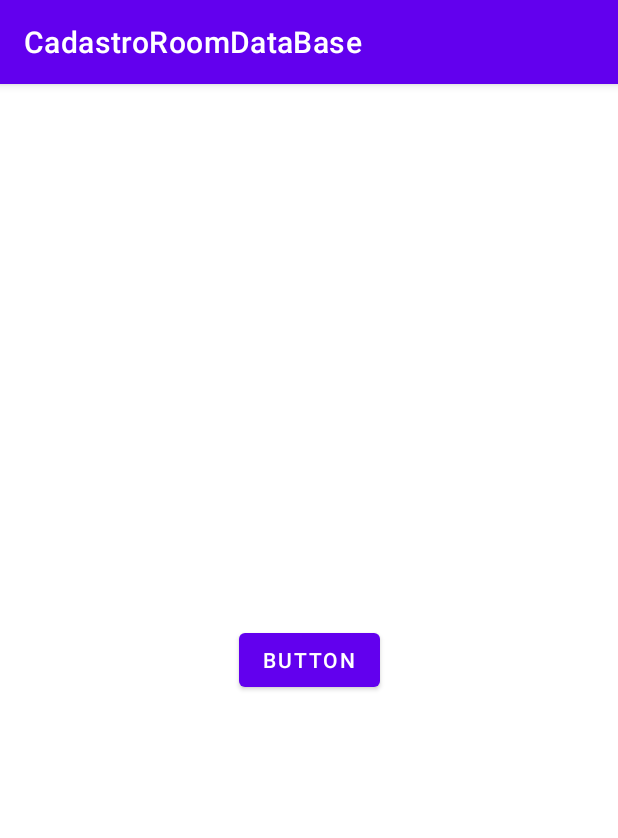
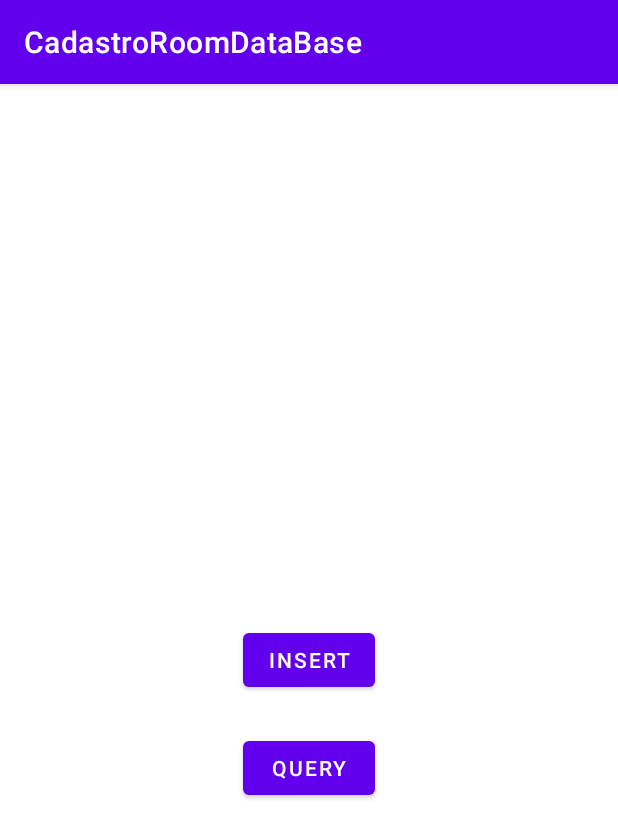
Before and after one commit to RenanCorredato/RoomDataBase, an Android app: the screen it shows after launch (MainActivity), on a phone screen of 412 x 824 dp. Shown: the top 838 px of the screen. Run offline under Robolectric (Android 15) with nearby library versions, the phone set to English and light mode, and no system bars; our stand-ins replace Room's generated code.

Commit message:
Query busca de dados

```diff
--- a/app/src/main/java/com/renancorredato/cadastroroomdatabase/database/dao/ClientDao.kt
+++ b/app/src/main/java/com/renancorredato/cadastroroomdatabase/database/dao/ClientDao.kt
@@ -2,6 +2,7 @@ package com.renancorredato.cadastroroomdatabase.database.dao
 
 import androidx.room.Dao
 import androidx.room.Insert
+import androidx.room.Query
 import com.renancorredato.cadastroroomdatabase.database.model.Client
 
 @Dao
@@ -11,4 +12,10 @@ interface ClientDao {
 
     @Insert
     suspend fun insertAll(client: List<Client>)
+
+    @Query("SELECT * FROM Client;") // buscar os dados
+    suspend fun searchAll(): List<Client>
+
+    @Query("SELECT * FROM Client WHERE id = :id;")
+    suspend fun searchById(id: Int):Client
 }
--- a/app/src/main/res/layout/activity_main.xml
+++ b/app/src/main/res/layout/activity_main.xml
@@ -10,9 +10,19 @@
         android:id="@+id/btnInsert"
         android:layout_width="wrap_content"
         android:layout_height="wrap_content"
-        android:text="Button"
+        android:text="Insert"
         app:layout_constraintBottom_toBottomOf="parent"
         app:layout_constraintEnd_toEndOf="parent"
         app:layout_constraintStart_toStartOf="parent"
         app:layout_constraintTop_toTopOf="parent" />
+
+    <Button
+        android:id="@+id/btnQuery"
+        android:layout_width="wrap_content"
+        android:layout_height="wrap_content"
+        android:layout_marginTop="24dp"
+        android:text="Query"
+        app:layout_constraintEnd_toEndOf="parent"
+        app:layout_constraintStart_toStartOf="parent"
+        app:layout_constraintTop_toBottomOf="@+id/btnInsert" />
 </androidx.constraintlayout.widget.ConstraintLayout>
```
Also changed, not shown: app/src/main/java/com/renancorredato/cadastroroomdatabase/MainActivity.kt (+33 -13 lines).
